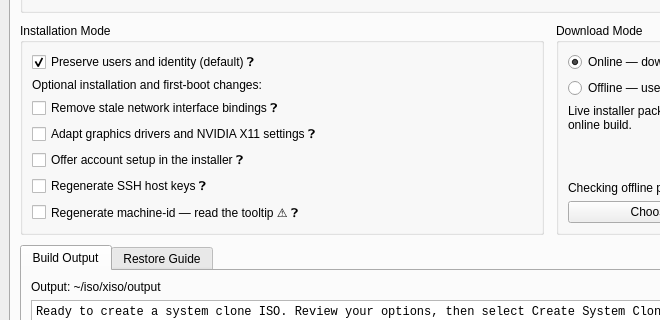
The window that config/hypr/control_panel/backend/mainwindow.ui (XetalEngine/x_hyperland) describes before a commit, drawn with Qt 5; both pictures show x 0 to 660 and y 129 to 449 of the 1100 by 767 pixel window.
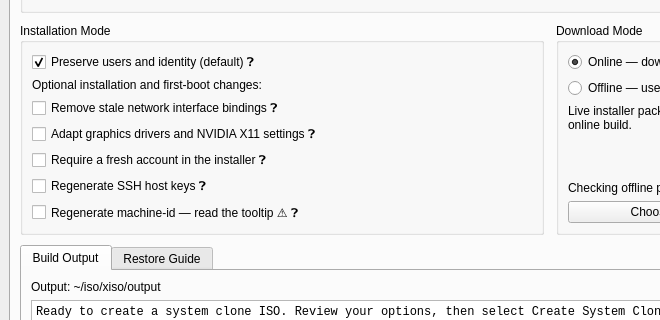
The same window after the commit. The open tabs and pages were chosen to show the change. Custom widgets are drawn as their Qt base class.

Commit message: Add graphical ISO restore and enforce fresh administrator setup

```diff
--- a/config/hypr/control_panel/backend/mainwindow.ui
+++ b/config/hypr/control_panel/backend/mainwindow.ui
@@ -4383,7 +4383,7 @@
              <item>
               <widget class="QCheckBox" name="isoCompatUserCheck">
                <property name="text">
-                <string>Offer account setup in the installer ❓</string>
+                <string>Require a fresh account in the installer ❓</string>
                </property>
                <property name="toolTip">
                 <string>Adds an optional account page to the restore wizard, before installation.
```
Left out of the diff: 7 changed lines with no effect on the pictures. The commit also changes 21 other files.
